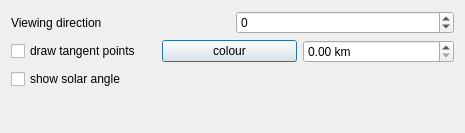
First picture: the form in mslib/msui/ui_remotesensing_dockwidget.ui, repository Open-MSS/MSS, before the edit.
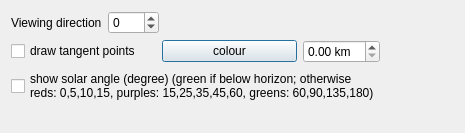
Second picture: the form after the edit.

Commit message:
Improved usage of remote sensing widget
Added a textual description of the colour bar used for solar angle
visualisation.

```diff
--- a/mslib/msui/ui_remotesensing_dockwidget.ui
+++ b/mslib/msui/ui_remotesensing_dockwidget.ui
@@ -45,6 +45,19 @@
        </property>
       </widget>
      </item>
+     <item>
+      <spacer name="horizontalSpacer_2">
+       <property name="orientation">
+        <enum>Qt::Horizontal</enum>
+       </property>
+       <property name="sizeHint" stdset="0">
+        <size>
+         <width>40</width>
+         <height>20</height>
+        </size>
+       </property>
+      </spacer>
+     </item>
     </layout>
    </item>
    <item>
@@ -80,12 +93,6 @@
      </item>
      <item>
       <widget class="QDoubleSpinBox" name="dsbTangentHeight">
-       <property name="sizePolicy">
-        <sizepolicy hsizetype="Expanding" vsizetype="Fixed">
-         <horstretch>0</horstretch>
-         <verstretch>0</verstretch>
-        </sizepolicy>
-       </property>
        <property name="minimumSize">
         <size>
          <width>0</width>
@@ -100,6 +107,19 @@
        </property>
       </widget>
      </item>
+     <item>
+      <spacer name="horizontalSpacer">
+       <property name="orientation">
+        <enum>Qt::Horizontal</enum>
+       </property>
+       <property name="sizeHint" stdset="0">
+        <size>
+         <width>40</width>
+         <height>20</height>
+        </size>
+       </property>
+      </spacer>
+     </item>
     </layout>
    </item>
    <item>
@@ -113,7 +133,8 @@
         </size>
        </property>
        <property name="text">
-        <string>show solar angle</string>
+        <string>show solar angle (degree) (green if below horizon; otherwise
+reds: 0,5,10,15, purples: 15,25,35,45,60, greens: 60,90,135,180)</string>
        </property>
       </widget>
      </item>
```
The commit also changes 2 other files.
